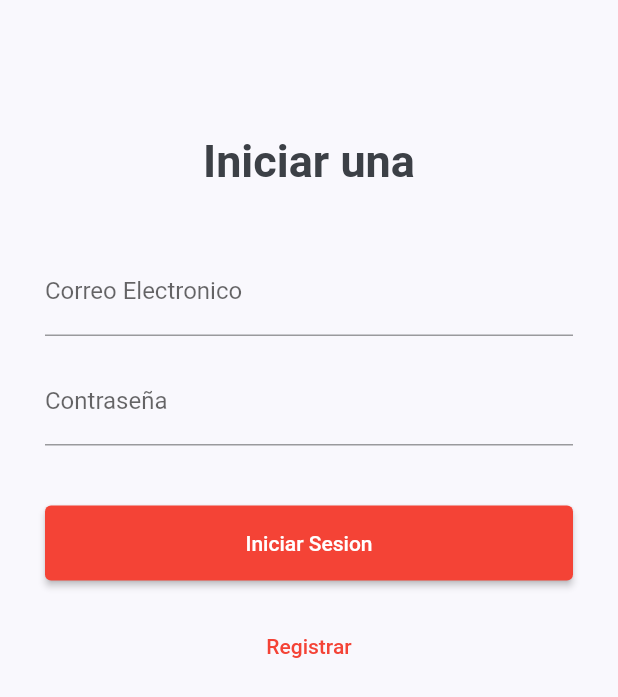
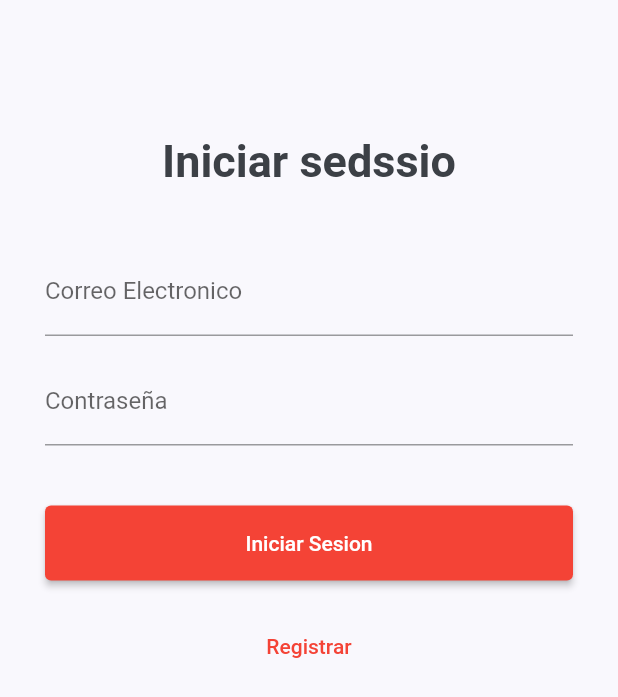
Before and after one commit to reynaldo57/partido_republicano_peruano, a Flutter app: the screen it shows after launch, on a phone screen of 412 x 824 dp. Shown: the top 697 px of the screen. Run offline on Flutter 3.47's test engine with Material 2 defaults, Android fonts, the phone set to English and light mode, and no system bars; our stand-ins replace cloud_firestore, firebase_auth, firebase_core, firebase_storage, flutter_svg, image_picker and 1 more; accounts and stored records are empty.

Commit message:
octava commit

```diff
--- a/lib/screens/admin/login_admin_page.dart
+++ b/lib/screens/admin/login_admin_page.dart
@@ -73,7 +73,7 @@ class _LoginAdminPageState extends State<LoginAdminPage> {
                       height: 60.0,
                     ),
                     Text(
-                      "Iniciar una",
+                      "Iniciar sedssio",
                       style: TextStyle(
                           fontSize: 30.0,
                           fontWeight: FontWeight.bold
```
